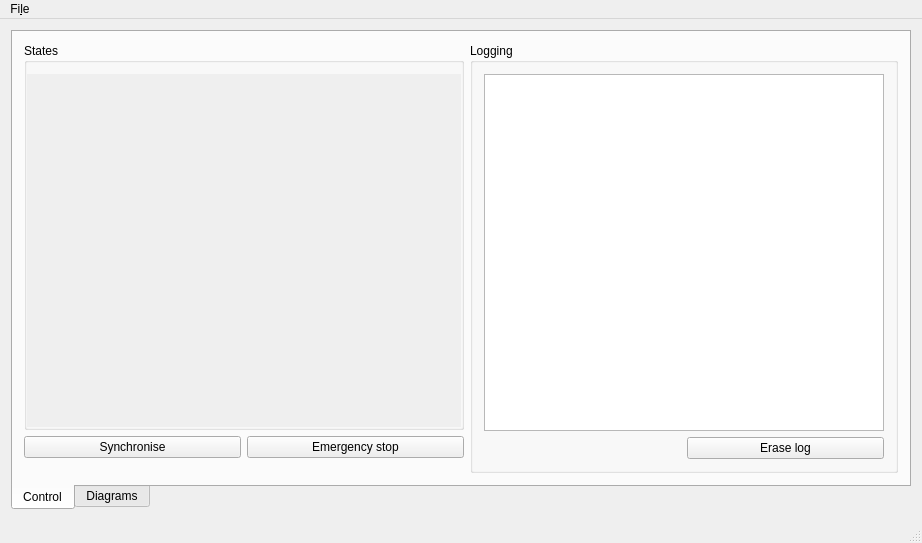
First picture: the form in robotmon/MainWindow.ui, repository szotsaki/robot-state-modeller, before the edit.
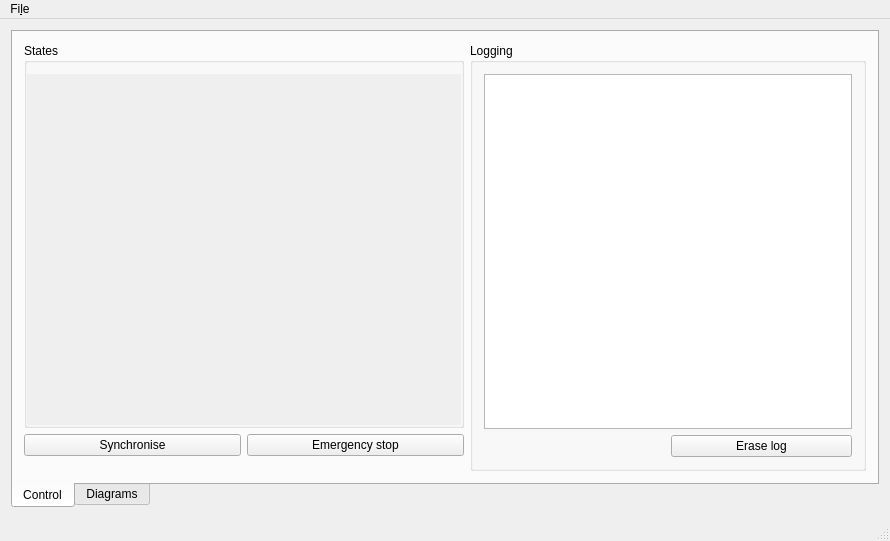
Second picture: the form after the edit. Icons and pictures are not drawn. Custom widgets are drawn as their Qt base class.

Commit message: Adding logging facility

```diff
--- a/robotmon/MainWindow.ui
+++ b/robotmon/MainWindow.ui
@@ -6,8 +6,8 @@
    <rect>
     <x>0</x>
     <y>0</y>
-    <width>892</width>
-    <height>543</height>
+    <width>890</width>
+    <height>541</height>
    </rect>
   </property>
   <property name="windowTitle">
@@ -81,7 +81,7 @@
                   <x>0</x>
                   <y>0</y>
                   <width>436</width>
-                  <height>380</height>
+                  <height>378</height>
                  </rect>
                 </property>
                 <layout class="QVBoxLayout" name="verticalLayoutStates">
@@ -144,16 +144,6 @@
            <string>Logging</string>
           </property>
           <layout class="QGridLayout" name="gridLayout">
-           <item row="0" column="0" colspan="2">
-            <widget class="QTextBrowser" name="textBrowserLogging">
-             <property name="minimumSize">
-              <size>
-               <width>400</width>
-               <height>200</height>
-              </size>
-             </property>
-            </widget>
-           </item>
            <item row="1" column="1">
             <widget class="QPushButton" name="pushButtonEraseLog">
              <property name="text">
@@ -181,6 +171,16 @@
              </property>
             </spacer>
            </item>
+           <item row="0" column="0" colspan="2">
+            <widget class="QTextEdit" name="textEditLogging">
+             <property name="undoRedoEnabled">
+              <bool>false</bool>
+             </property>
+             <property name="readOnly">
+              <bool>true</bool>
+             </property>
+            </widget>
+           </item>
           </layout>
          </widget>
         </item>
@@ -274,7 +274,7 @@
     <rect>
      <x>0</x>
      <y>0</y>
-     <width>892</width>
+     <width>890</width>
      <height>24</height>
     </rect>
    </property>
```
The commit also changes 3 other files.
